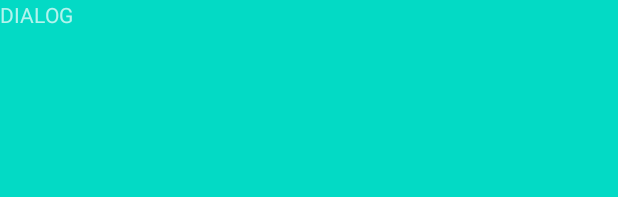
After one commit to joakimtall/repro-fragment-in-compose-dialog, an Android app built with Jetpack Compose: the layout repro_dialog_fragment.xml on its own in the app's theme, with its tools: preview values and no code run, on a phone screen of 412 x 824 dp. The commit adds this screen. Shown: the top 197 px of the screen. Run offline under Robolectric (Android 15) with nearby library versions, the phone set to English and light mode, and no system bars.

Commit message:
Failed to repro this one so far

```diff
--- a/app/build.gradle
+++ b/app/build.gradle
@@ -62,4 +62,7 @@ dependencies {
     implementation "androidx.fragment:fragment:1.4.1"
     implementation "androidx.fragment:fragment-ktx:1.4.1"
     implementation "androidx.compose.ui:ui-viewbinding:1.3.0"
+    implementation 'androidx.legacy:legacy-support-v4:1.0.0'
+    implementation 'com.google.android.material:material:1.5.0'
+    implementation 'androidx.recyclerview:recyclerview:1.2.1'
 }
--- a/app/src/main/java/com/example/myapplication/ReproFragment.kt
+++ b/app/src/main/java/com/example/myapplication/ReproFragment.kt
@@ -17,6 +17,7 @@ class ReproFragment : Fragment() {
         activity?.onBackPressedDispatcher?.addCallback(this, object : OnBackPressedCallback(true) {
             override fun handleOnBackPressed() {
                 count += 1
+                ReproDialogFragment().show(childFragmentManager, "tag")
                 updateText()
             }
         })
--- /dev/null
+++ b/app/src/main/res/layout/repro_dialog_fragment.xml
@@ -0,0 +1,15 @@
+<?xml version="1.0" encoding="utf-8"?>
+<FrameLayout xmlns:android="http://schemas.android.com/apk/res/android"
+    xmlns:tools="http://schemas.android.com/tools"
+    android:layout_width="match_parent"
+    android:layout_height="match_parent"
+    android:background="@color/teal_200"
+    tools:context=".ReproDialogFragment">
+
+    <TextView
+        android:id="@+id/textView"
+        android:layout_width="match_parent"
+        android:layout_height="match_parent"
+        android:text="DIALOG" />
+
+</FrameLayout>
--- /dev/null
+++ b/app/src/main/res/values/dimens.xml
@@ -0,0 +1,5 @@
+<?xml version="1.0"?>
+<resources>
+    <dimen name="list_item_spacing">16dp</dimen>
+    <dimen name="list_item_spacing_half">8dp</dimen>
+</resources>
```
Also changed, not shown: app/src/main/java/com/example/myapplication/MainActivity.kt (+0 -29 lines), app/src/main/java/com/example/myapplication/ReproDialogFragment.kt (added, +22 -0 lines).
